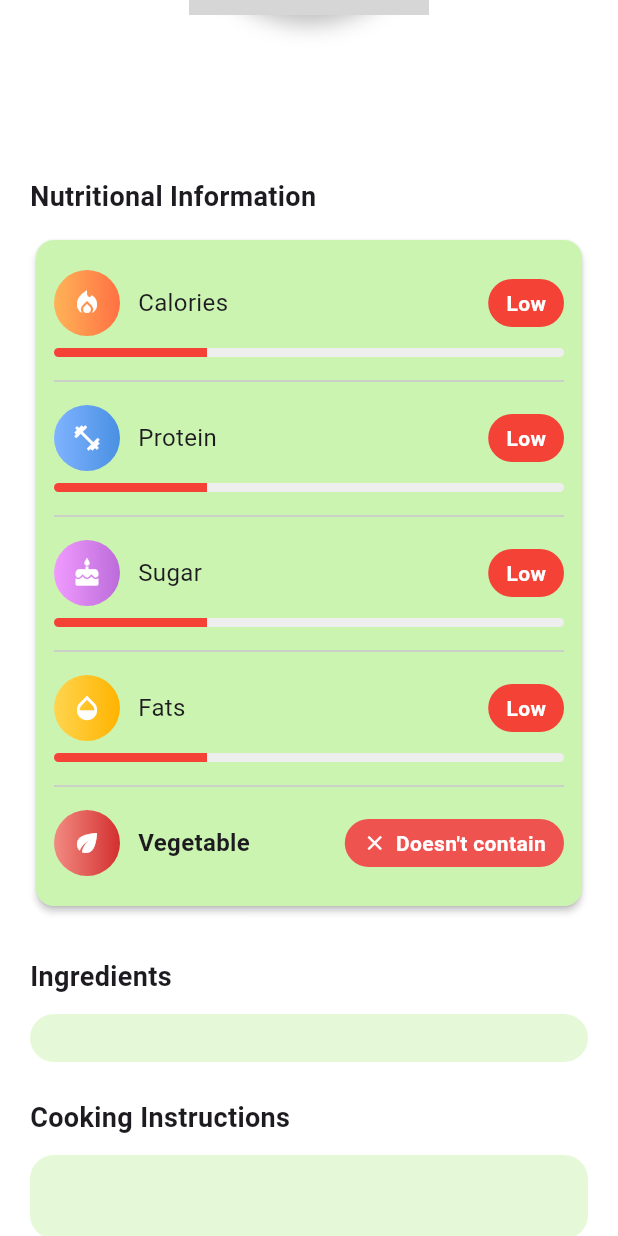
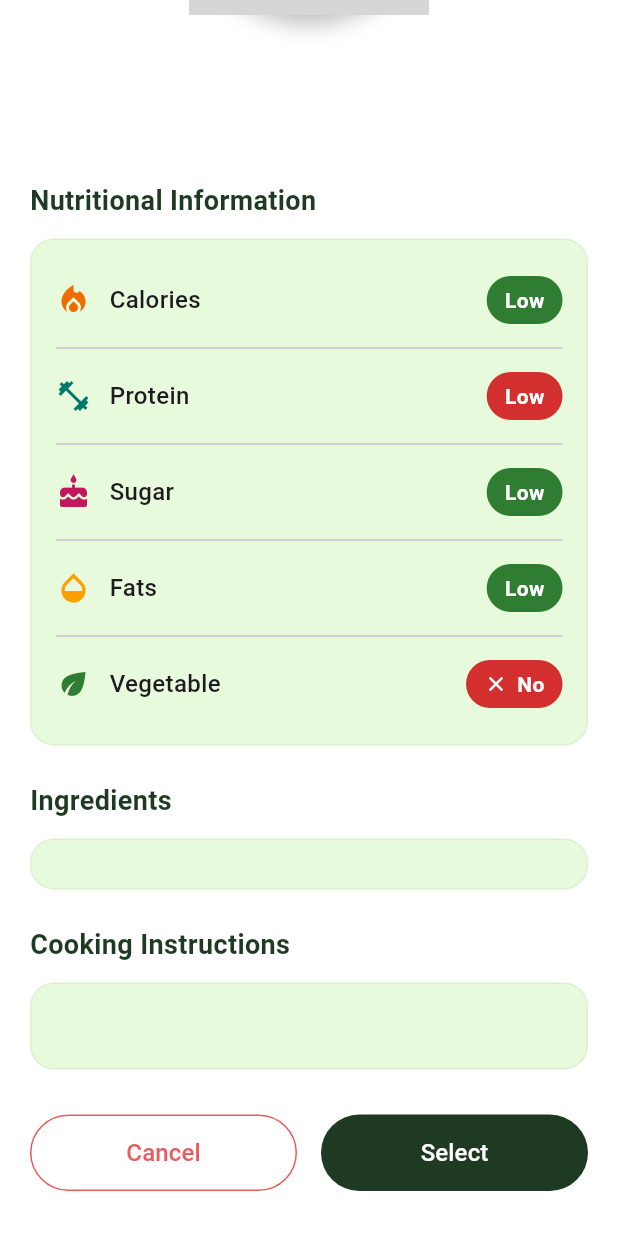
Before and after one commit to SeavTh3an/SmartMeal, a Flutter app: the MealDetailScreen screen opened directly with empty values, scrolled down 260 dp, on a phone screen of 412 x 824 dp. Run offline on Flutter 3.47's test engine with Material 3 defaults, Android fonts, the phone set to English and light mode, and no system bars; grey boxes are pictures that could not be loaded.

Commit message:
update ui

```diff
--- a/smart_meal/lib/ui/screen/addfoodScreen.dart
+++ b/smart_meal/lib/ui/screen/addfoodScreen.dart
@@ -357,10 +357,11 @@ class _AddFoodScreenState extends State<AddFoodScreen> {
                           child: ElevatedButton(
                             onPressed: () => Navigator.of(context).maybePop(),
                             style: ElevatedButton.styleFrom(
-                              backgroundColor: const Color(0xFFE85C5C),
+                              backgroundColor: Colors.white,
+                              side: BorderSide(color: Color(0xFFE85C5C)),
                               foregroundColor: Colors.white,
                             ),
-                            child: const Text('Cancel'),
+                            child: const Text('Cancel', style: TextStyle(color: Color(0xFFE85C5C))),
                           ),
                         ),
                         const SizedBox(width: 16),
--- a/smart_meal/lib/ui/screen/mealDetail.dart
+++ b/smart_meal/lib/ui/screen/mealDetail.dart
@@ -19,6 +19,12 @@ class MealDetailScreen extends StatefulWidget {
 }
 
 class _MealDetailScreenState extends State<MealDetailScreen> {
+  static const Color kDarkGreen = Color(0xFF1F3A22);
+  static const Color kRed       = Color(0xFFE85C5C);
+
+  // Light green for section cards
+  static const Color kBoxLightGreen = Color(0xFFCBF4B1);
+
   @override
   Widget build(BuildContext context) {
     return Scaffold(
@@ -26,6 +32,7 @@ class _MealDetailScreenState extends State<MealDetailScreen> {
       body: SingleChildScrollView(
         child: Column(
           children: [
+            /// HEADER WITH CURVE (unchanged)
             Stack(
               clipBehavior: Clip.none,
               children: [
@@ -43,7 +50,6 @@ class _MealDetailScreenState extends State<MealDetailScreen> {
                     ),
                   ),
                 ),
-
                 Positioned(
                   top: 50,
                   left: 16,
@@ -52,8 +58,6 @@ class _MealDetailScreenState extends State<MealDetailScreen> {
                     onPressed: () => Navigator.pop(context),
                   ),
                 ),
-
-                /// TITLE
                 const Positioned(
                   top: 55,
                   left: 0,
@@ -68,8 +72,6 @@ class _MealDetailScreenState extends State<MealDetailScreen> {
                     ),
                   ),
                 ),
-
-                /// IMAGE (OVERLAP)
                 Positioned(
                   bottom: -50,
                   left: 0,
@@ -78,7 +80,7 @@ class _MealDetailScreenState extends State<MealDetailScreen> {
                     child: Container(
                       width: 160,
                       height: 160,
-                      decoration: BoxDecoration(
+                      decoration: const BoxDecoration(
                         shape: BoxShape.circle,
                         boxShadow: [
                           BoxShadow(
@@ -102,68 +104,76 @@ class _MealDetailScreenState extends State<MealDetailScreen> {
 
             const SizedBox(height: 70),
 
+            // MEAL NAME
             Text(
               widget.meal.name,
-              style: const TextStyle(fontSize: 26, fontWeight: FontWeight.bold),
+              style: const TextStyle(
+                fontSize: 26,
+                fontWeight: FontWeight.bold,
+                color: kDarkGreen,
+              ),
             ),
 
-            const SizedBox(height: 3),
+            const SizedBox(height: 6),
 
-            Text(
+            // DESCRIPTION
+            Padding(
+              padding: const EdgeInsets.symmetric(horizontal: 20),
+              child: Text(
                 widget.meal.description,
                 style: const TextStyle(fontSize: 16, color: Colors.grey),
+              ),
             ),
 
             const SizedBox(height: 24),
 
+            // NUTRITION TITLE
             const Padding(
               padding: EdgeInsets.symmetric(horizontal: 20),
               child: Align(
                 alignment: Alignment.centerLeft,
                 child: Text(
                   "Nutritional Information",
-                  style: TextStyle(fontSize: 18, fontWeight: FontWeight.bold),
+                  style: TextStyle(
+                    fontSize: 18,
+                    fontWeight: FontWeight.bold,
+                    color: kDarkGreen,
+                  ),
                 ),
               ),
             ),
             const SizedBox(height: 12),
 
+            // NUTRITION CARD
             Padding(
               padding: const EdgeInsets.symmetric(horizontal: 20),
-              child: Card(
-                color: const Color(0xFFCBF4B1),
-                elevation: 2,
-                shape: RoundedRectangleBorder(
-                  borderRadius: BorderRadius.circular(12),
-                ),
-                child: Padding(
-                  padding: const EdgeInsets.all(12),
+              child: _sectionCard(
                 child: Column(
                   children: [
                     NutritionRow(
                       label: "Calories",
-                        level: widget.meal.nutrition.caloriesLevel(),
+                      levelText: widget.meal.nutrition.caloriesLevel(),
                       icon: Icons.local_fire_department,
                     ),
-                      const Divider(),
+                    const Divider(height: 16),
                     NutritionRow(
                       label: "Protein",
-                        level: widget.meal.nutrition.proteinLevel(),
+                      levelText: widget.meal.nutrition.proteinLevel(),
                       icon: Icons.fitness_center,
                     ),
-                      const Divider(),
+                    const Divider(height: 16),
                     NutritionRow(
                       label: "Sugar",
-                        level: widget.meal.nutrition.sugarLevel(),
+                      levelText: widget.meal.nutrition.sugarLevel(),
                       icon: Icons.cake,
                     ),
-                      const Divider(),
+                    const Divider(height: 16),
                     NutritionRow(
                       label: "Fats",
-                        level: widget.meal.nutrition.fatLevel(),
+                      levelText: widget.meal.nutrition.fatLevel(),
                       icon: Icons.opacity,
                     ),
-                      const Divider(),
+                    const Divider(height: 16),
                     NutritionRow(
                       label: "Vegetable",
                       icon: Icons.eco,
@@ -173,52 +183,72 @@ class _MealDetailScreenState extends State<MealDetailScreen> {
                 ),
               ),
             ),
-            ),
-            const SizedBox(height: 30),
 
+            const SizedBox(height: 24),
+
+            // INGREDIENTS TITLE
             const Padding(
               padding: EdgeInsets.symmetric(horizontal: 20),
               child: Align(
                 alignment: Alignment.centerLeft,
                 child: Text(
                   "Ingredients",
-                  style: TextStyle(fontSize: 18, fontWeight: FontWeight.bold),
+                  style: TextStyle(
+                    fontSize: 18,
+                    fontWeight: FontWeight.bold,
+                    color: kDarkGreen,
+                  ),
                 ),
               ),
             ),
             const SizedBox(height: 12),
 
+            // INGREDIENTS CARD
             Padding(
               padding: const EdgeInsets.symmetric(horizontal: 20),
-              child: _sectionContainer(
+              child: _sectionCard(
                 child: Wrap(
                   spacing: 8,
                   runSpacing: 6,
                   children: widget.meal.ingredients.map((ingredient) {
                     return Chip(
-                      backgroundColor: const Color(0xFFEFF7E6),
-                      label: Text(ingredient),
+                      backgroundColor: Colors.white,
+                      shape: StadiumBorder(
+                        side: BorderSide(color: Colors.grey.shade300),
+                      ),
+                      label: Text(
+                        ingredient,
+                        style: const TextStyle(color: kDarkGreen),
+                      ),
                     );
                   }).toList(),
                 ),
               ),
             ),
+
             const SizedBox(height: 24),
+
+            // COOKING INSTRUCTIONS TITLE
             const Padding(
               padding: EdgeInsets.symmetric(horizontal: 20),
               child: Align(
                 alignment: Alignment.centerLeft,
                 child: Text(
                   "Cooking Instructions",
-                  style: TextStyle(fontSize: 18, fontWeight: FontWeight.bold),
+                  style: TextStyle(
+                    fontSize: 18,
+                    fontWeight: FontWeight.bold,
+                    color: kDarkGreen,
+                  ),
                 ),
               ),
             ),
             const SizedBox(height: 12),
 
+            // COOKING INSTRUCTIONS CARD
             Padding(
               padding: const EdgeInsets.symmetric(horizontal: 20),
-              child: _sectionContainer(
+              child: _sectionCard(
                 child: Text(
                   widget.meal.cookingInstructions,
                   style: const TextStyle(fontSize: 16, height: 1.5),
@@ -226,33 +256,28 @@ class _MealDetailScreenState extends State<MealDetailScreen> {
               ),
             ),
 
+            // BUTTONS
             const SizedBox(height: 30),
-
             Padding(
               padding: const EdgeInsets.symmetric(horizontal: 20),
               child: Row(
                 children: [
+                  // Cancel
                   Expanded(
-                    child: OutlinedButton(
-                      onPressed: () {
-                        Navigator.pop(context);
-                      },
-                      style: OutlinedButton.styleFrom(
-                        side: const BorderSide(color: Colors.grey),
+                    child: ElevatedButton(
+                      onPressed: () => Navigator.pop(context),
+                      style: ElevatedButton.styleFrom(
+                        backgroundColor:Colors.white,
+                        side: BorderSide(color: kRed),
+                        shape: const StadiumBorder(),
                         padding: const EdgeInsets.symmetric(vertical: 14),
-                        shape: RoundedRectangleBorder(
-                          borderRadius: BorderRadius.circular(12),
+                        elevation: 0,
+                      ),
+                      child: const Text("Cancel", style: TextStyle(fontSize: 16, color: kRed)),
                     ),
                   ),
-                      child: const Text(
-                        "Cancel",
-                        style: TextStyle(fontSize: 16, color: Colors.black),
-                      ),
-                    ),
-                  ),
-
                   const SizedBox(width: 16),
-
+                  // Select and Unselect
                   Expanded(
                     child: Builder(
                       builder: (context) {
@@ -260,32 +285,21 @@ class _MealDetailScreenState extends State<MealDetailScreen> {
                         return ElevatedButton(
                           onPressed: () {
                             if (isSelected) {
-                              Navigator.pop(
-                                context,
-                                'removed',
-                              ); // signal removal to caller
+                              Navigator.pop(context, 'removed');
                             } else {
-                              Navigator.pop(
-                                context,
-                                true,
-                              ); // signal selection to caller
+                              Navigator.pop(context, true);
                             }
                           },
                           style: ElevatedButton.styleFrom(
-                            backgroundColor: isSelected
-                                ? Colors.red
-                                : const Color(0xFF6FA55A),
+                            backgroundColor: isSelected ? kRed : kDarkGreen,
+                            foregroundColor: Colors.white,
+                            shape: const StadiumBorder(),
                             padding: const EdgeInsets.symmetric(vertical: 14),
-                            shape: RoundedRectangleBorder(
-                              borderRadius: BorderRadius.circular(12),
-                            ),
+                            elevation: 0,
                           ),
                           child: Text(
                             isSelected ? "Unselect" : "Select",
-                            style: const TextStyle(
-                              fontSize: 16,
-                              color: Colors.white,
-                            ),
+                            style: const TextStyle(fontSize: 16),
                           ),
                         );
                       },
@@ -301,28 +315,17 @@ class _MealDetailScreenState extends State<MealDetailScreen> {
     );
   }
 
-  Widget _sectionContainer({required Widget child}) {
+  //Light green section card
+  Widget _sectionCard({required Widget child}) {
     return Container(
       width: double.infinity,
       padding: const EdgeInsets.all(16),
       decoration: BoxDecoration(
-        color: const Color(0xFFCBF4B1).withOpacity(0.5),
+        color: kBoxLightGreen.withOpacity(0.45),
         borderRadius: BorderRadius.circular(16),
+        border: Border.all(color: const Color(0xFFDDEFD0), width: 1),
       ),
       child: child,
     );
   }
-
-  Widget _bulletItem(String text) {
-    return Padding(
-      padding: const EdgeInsets.symmetric(vertical: 4),
-      child: Row(
-        crossAxisAlignment: CrossAxisAlignment.start,
-        children: const [
-          Text("•  ", style: TextStyle(fontSize: 16)),
-          Expanded(child: Text("", style: TextStyle(fontSize: 16))),
-        ],
-      ),
-    );
 }
-}
--- a/smart_meal/lib/ui/widget/nutritionRow.dart
+++ b/smart_meal/lib/ui/widget/nutritionRow.dart
@@ -1,99 +1,111 @@
+
 import 'package:flutter/material.dart';
 
 class NutritionRow extends StatelessWidget {
   final String label;
-  final String? level;
+  final String? levelText;    // low medium high
   final IconData icon;
-  final bool?
-  booleanValue;
+  final bool? booleanValue;   // vegetable: yes/no
 
   const NutritionRow({
     super.key,
     required this.label,
-    this.level,
+    this.levelText,
     required this.icon,
     this.booleanValue,
   });
 
-  LinearGradient _gradientForLabel(String label, {bool positive = true}) {
+  // Nutrients where HIGH is considered bad
+  static const Set<String> _highIsBad = {
+    'calories',
+    'sugar',
+    'fats',
+  };
+
+  // Nutrients where HIGH is considered good
+  static const Set<String> _highIsGood = {
+    'protein',
+    'vegetable',
+  };
+
+  // Color mapping for levels for "high is BAD"
+  Color _colorForLevelHighBad(String? level) {
+    switch ((level ?? '').toLowerCase().trim()) {
+      case 'high':
+        return const Color(0xFFD32F2F); // red
+      case 'medium':
+        return const Color(0xFFFFA000); // orange/amber
+      case 'low':
+        return const Color(0xFF2E7D32); // green
+      default:
+        return Colors.grey;
+    }
+  }
+
+  // Color mapping for levels for "high is GOOD"
+  Color _colorForLevelHighGood(String? level) {
+    switch ((level ?? '').toLowerCase().trim()) {
+      case 'high':
+        return const Color(0xFF2E7D32); // green
+      case 'medium':
+        return const Color(0xFFFFA000); // orange/amber
+      case 'low':
+        return const Color(0xFFD32F2F); // red
+      default:
+        return Colors.grey;
+    }
+  }
+
+  // Pick icon color per metric (optional aesthetic)
+  Color _iconTintForLabel(String label) {
     switch (label.toLowerCase()) {
       case 'calories':
-        return const LinearGradient(
-          colors: [Color(0xFFFFB357), Color(0xFFFF7043)],
-        );
+        return const Color(0xFFEF6C00); // orange
       case 'protein':
-        return const LinearGradient(
-          colors: [Color(0xFF7FB3FF), Color(0xFF4A90E2)],
-        );
+        return const Color(0xFF00796B); // teal
       case 'sugar':
-        return const LinearGradient(
-          colors: [Color(0xFFF19BFF), Color(0xFFBB6BD9)],
-        );
+        return const Color(0xFFC2185B); // pink/red
       case 'fats':
-        return const LinearGradient(
-          colors: [Color(0xFFFFD54F), Color(0xFFFFB300)],
-        );
+        return const Color(0xFFFFA000); // amber
       case 'vegetable':
-        return positive
-            ? const LinearGradient(
-                colors: [Color(0xFFB8E986), Color(0xFF6FA55A)],
-              )
-            : const LinearGradient(
-                colors: [Color(0xFFF28B82), Color(0xFFD32F2F)],
-              );
+        return const Color(0xFF2E7D32); // green
       default:
-        return const LinearGradient(
-          colors: [Color(0xFFB8E986), Color(0xFF6FA55A)],
-        );
+        return const Color(0xFF1F3A22); // dark green default
     }
   }
 
   @override
   Widget build(BuildContext context) {
+    final String key = label.toLowerCase().trim();
+
+    // Boolean row (Vegetable Yes/No)
     if (booleanValue != null) {
-      final bool contains = booleanValue!;
-      final gradient = _gradientForLabel('vegetable', positive: contains);
-      final IconData mark = contains ? Icons.check : Icons.close;
+      final bool value = booleanValue!;
+      final Color pill = value ? const Color(0xFF2E7D32) : const Color(0xFFD32F2F);
+      final IconData mark = value ? Icons.check : Icons.close;
 
       return Padding(
         padding: const EdgeInsets.symmetric(vertical: 8),
         child: Row(
           children: [
-            Container(
-              width: 44,
-              height: 44,
-              decoration: BoxDecoration(
-                gradient: gradient,
-                shape: BoxShape.circle,
-              ),
-              child: Center(child: Icon(icon, size: 20, color: Colors.white)),
-            ),
+            Icon(icon, color: _iconTintForLabel(key)),
             const SizedBox(width: 12),
             Expanded(
               child: Text(
                 label,
-                style: const TextStyle(
-                  fontSize: 16,
-                  fontWeight: FontWeight.w600,
-                ),
+                style: const TextStyle(fontSize: 16, fontWeight: FontWeight.w500),
               ),
             ),
             Container(
               padding: const EdgeInsets.symmetric(horizontal: 12, vertical: 6),
-              decoration: BoxDecoration(
-                color: contains ? Color(0xFF4CAF50) : Color(0xFFEF5350),
-                borderRadius: BorderRadius.circular(20),
-              ),
+              decoration: BoxDecoration(color: pill, borderRadius: BorderRadius.circular(20)),
               child: Row(
                 children: [
                   Icon(mark, color: Colors.white, size: 16),
                   const SizedBox(width: 6),
                   Text(
-                    contains ? 'Contains' : "Doesn't contain",
-                    style: const TextStyle(
-                      color: Colors.white,
-                      fontWeight: FontWeight.w600,
-                    ),
+                    value ? 'Yes' : 'No',
+                    style: const TextStyle(color: Colors.white, fontWeight: FontWeight.w600),
                   ),
                 ],
               ),
@@ -103,83 +115,33 @@ class NutritionRow extends StatelessWidget {
       );
     }
 
-    // Default: show level + progress bar
-    Color barColor;
-    double progressValue;
-
-    switch (level) {
-      case "High":
-        barColor = Colors.green;
-        progressValue = 0.9;
-        break;
-      case "Medium":
-        barColor = Colors.orange;
-        progressValue = 0.6;
-        break;
-      default:
-        barColor = Colors.red;
-        progressValue = 0.3;
-    }
+    // Level row (Calories, Protein, Sugar, Fats...)
+    final Color badgeColor = _highIsBad.contains(key)
+        ? _colorForLevelHighBad(levelText)
+        : _colorForLevelHighGood(levelText);
 
     return Padding(
       padding: const EdgeInsets.symmetric(vertical: 8),
-      child: Column(
+      child: Row(
         children: [
-          /// MAIN ROW
-          Row(
-            children: [
-              /// ICON (colorful)
-              Container(
-                width: 44,
-                height: 44,
-                decoration: BoxDecoration(
-                  gradient: _gradientForLabel(label),
-                  shape: BoxShape.circle,
-                ),
-                child: Center(child: Icon(icon, size: 20, color: Colors.white)),
+          Icon(icon, color: _iconTintForLabel(key)),
+          const SizedBox(width: 12),
+          Expanded(
+            child: Text(
+              label,
+              style: const TextStyle(fontSize: 16, fontWeight: FontWeight.w500),
+            ),
+          ),
+          Container(
+            padding: const EdgeInsets.symmetric(horizontal: 12, vertical: 6),
+            decoration: BoxDecoration(color: badgeColor, borderRadius: BorderRadius.circular(20)),
+            child: Text(
+              levelText ?? '',
+              style: TextStyle(
+                fontSize: 14,
+                fontWeight: FontWeight.w600,
+                color: badgeColor.computeLuminance() > 0.6 ? Colors.black : Colors.white,
               ),
-
-              const SizedBox(width: 12),
-
-              /// LABEL
-              Expanded(
-                child: Text(label, style: const TextStyle(fontSize: 16)),
-              ),
-
-              /// LEVEL BADGE
-              Container(
-                padding: const EdgeInsets.symmetric(
-                  horizontal: 12,
-                  vertical: 6,
-                ),
-                decoration: BoxDecoration(
-                  color: barColor,
-                  borderRadius: BorderRadius.circular(20),
-                ),
-                child: Text(
-                  level ?? '',
-                  style: TextStyle(
-                    fontSize: 14,
-                    fontWeight: FontWeight.w600,
-                    color: barColor.computeLuminance() > 0.6
-                        ? Colors.black
-                        : Colors.white,
-                  ),
-                ),
-              ),
-            ],
-          ),
-
-          const SizedBox(height: 8),
-
-          /// PROGRESS BAR
-          ClipRRect(
-            borderRadius: BorderRadius.circular(10),
-            child: LinearProgressIndicator(
-              value: progressValue,
-              minHeight: 6,
-              backgroundColor: Colors.grey.shade200,
-              valueColor: AlwaysStoppedAnimation<Color>(barColor),
             ),
           ),
         ],
```
Lines whose indentation alone changed are shown as unchanged.
